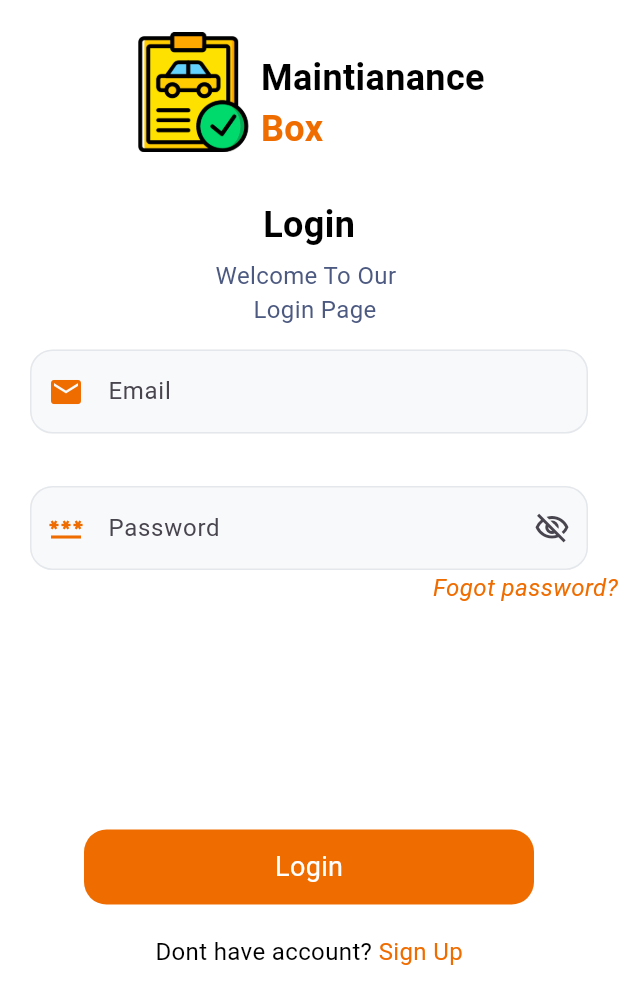
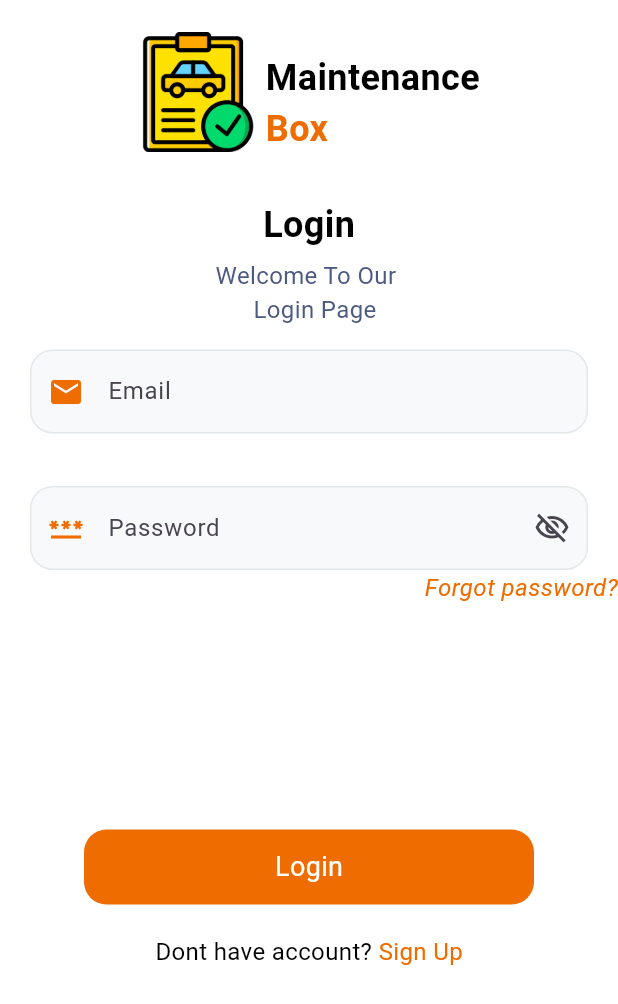
Before and after one commit to Jawadrafique123/login_ui, a Flutter app: the screen it shows after launch, on a phone screen of 412 x 824 dp. Shown: the top 1004 px of the screen. Run offline on Flutter 3.47's test engine with Material 3 defaults, Android fonts, the phone set to English and light mode, and no system bars; Roboto replaces fonts that are missing (Rubik-Medium, Rubik-Regular).

Commit message:
Login page

```diff
--- a/lib/main.dart
+++ b/lib/main.dart
@@ -40,7 +40,7 @@ class MyApp extends StatelessWidget {
                         width: 15,
                       ),
                       Text(
-                        'Maintianance',
+                        'Maintenance',
                         style: TextStyle(
                             fontSize: 24,
                             fontWeight: FontWeight.w700,
@@ -92,23 +92,23 @@ class MyApp extends StatelessWidget {
                       fillColor: const Color(0xffF8F9FA),
                       filled: true,
                       hintText: 'Email',
-                      prefixIcon: Icon(
+                      prefixIcon: const Icon(
                         Icons.email,
                         color: Color(0xFFEF6C00),
                       ),
                       focusedBorder: OutlineInputBorder(
-                          borderSide: BorderSide(
+                          borderSide: const BorderSide(
                             color: Color(0xffE4E7EB),
                           ),
                           borderRadius: BorderRadius.circular(15)),
                       enabledBorder: OutlineInputBorder(
-                          borderSide: BorderSide(
+                          borderSide: const BorderSide(
                             color: Color(0xffE4E7EB),
                           ),
                           borderRadius: BorderRadius.circular(15))),
                 ),
               ),
-              SizedBox(
+              const SizedBox(
                 height: 20,
               ),
               Padding(
@@ -117,22 +117,22 @@ class MyApp extends StatelessWidget {
                 ),
                 child: TextFormField(
                   decoration: InputDecoration(
-                    fillColor: Color(0xffF8F9FA),
+                    fillColor: const Color(0xffF8F9FA),
                     filled: true,
                     hintText: 'Password',
-                    suffixIcon: Icon(Icons.visibility_off_outlined),
-                    prefixIcon: Icon(
+                    suffixIcon: const Icon(Icons.visibility_off_outlined),
+                    prefixIcon: const Icon(
                       Icons.password,
                       color: Color(0xFFEF6C00),
                     ),
                     focusedBorder: OutlineInputBorder(
-                      borderSide: BorderSide(
+                      borderSide: const BorderSide(
                         color: Color(0xffE4E7EB),
                       ),
                       borderRadius: BorderRadius.circular(15),
                     ),
                     enabledBorder: OutlineInputBorder(
-                      borderSide: BorderSide(
+                      borderSide: const BorderSide(
                         color: Color(0xffE4E7EB),
                       ),
                       borderRadius: BorderRadius.circular(15),
@@ -140,11 +140,11 @@ class MyApp extends StatelessWidget {
                   ),
                 ),
               ),
-              Row(
+              const Row(
                 mainAxisAlignment: MainAxisAlignment.end,
                 children: [
                   Text(
-                    'Fogot password?',
+                    'Forgot password?',
                     style: TextStyle(
                         fontFamily: "Rubik-Regular",
                         fontSize: 16,
@@ -153,17 +153,17 @@ class MyApp extends StatelessWidget {
                   )
                 ],
               ),
-              SizedBox(
+              const SizedBox(
                 height: 150,
               ),
               Container(
                 height: 50,
                 width: 300,
                 decoration: BoxDecoration(
-                    color: Color(0xFFEF6C00),
+                    color: const Color(0xFFEF6C00),
                     borderRadius: BorderRadius.circular(15)),
-                child: Center(
-                  child: const Text(
+                child: const Center(
+                  child: Text(
                     'Login',
                     style: TextStyle(
                         fontSize: 18,
@@ -172,7 +172,7 @@ class MyApp extends StatelessWidget {
                   ),
                 ),
               ),
-              SizedBox(
+              const SizedBox(
                 height: 20,
               ),
               const Row(
```
